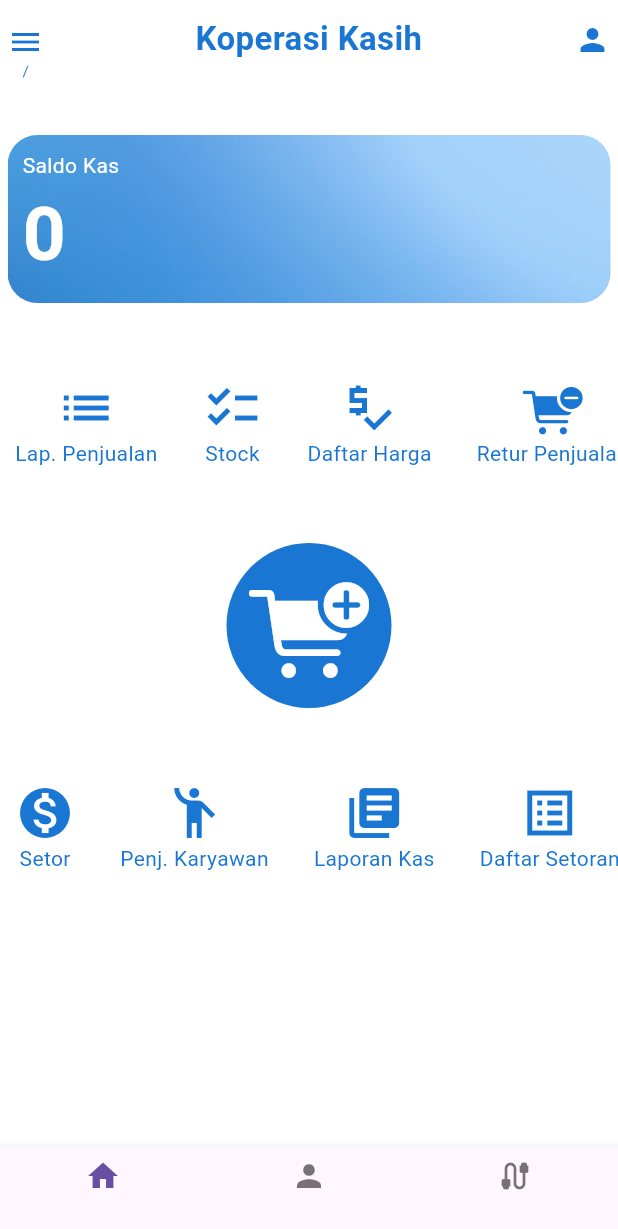
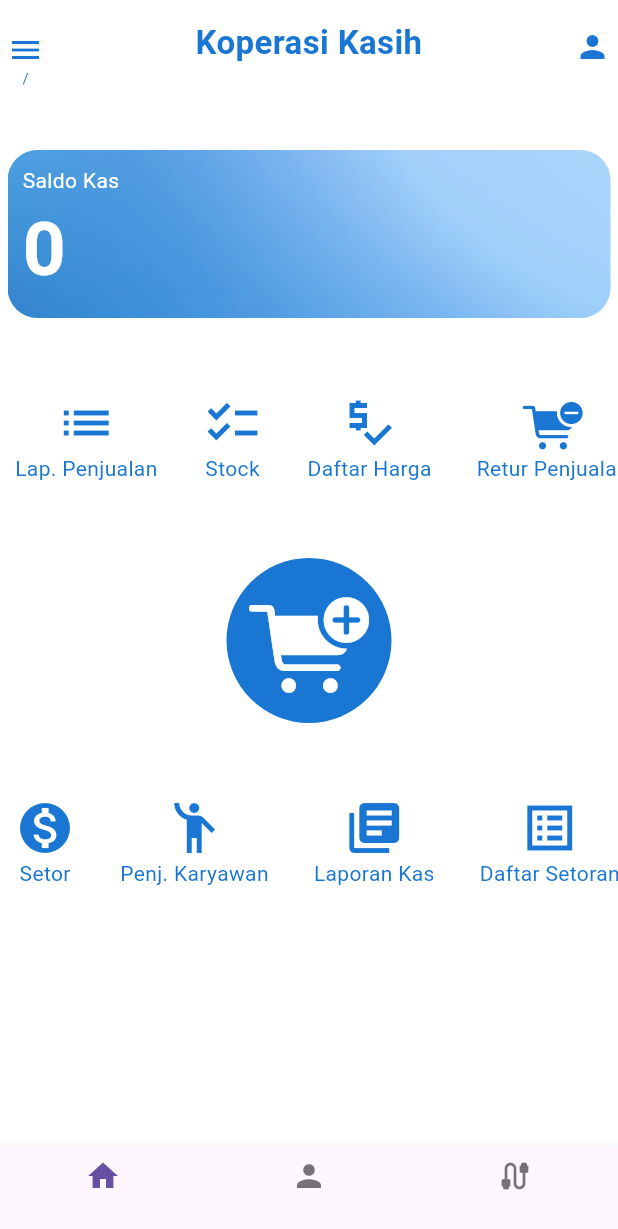
Before and after one commit to nugmoris/pos, a Flutter app: the HomeSalesPage screen opened directly with empty values, on a phone screen of 412 x 824 dp. Shown: the top 1229 px of the screen. Run offline on Flutter 3.47's test engine with Material 3 defaults, Android fonts, the phone set to English and light mode, and no system bars; our stand-ins replace google_fonts; missing offline and left inert: android_id, barcode_scan2, blue_thermal_printer, ota_update; network calls fail; statements that could not run were skipped.

```diff
--- a/lib/home.dart
+++ b/lib/home.dart
@@ -104,6 +104,7 @@ class _HomeSalesPageState extends State<HomeSalesPage> {
               // Baris pertama
               Padding(
                 padding: const EdgeInsets.symmetric(horizontal: 5, vertical: 10),
+                //header
                 child: Row(
                   mainAxisAlignment: MainAxisAlignment.spaceBetween,
                   children: [
@@ -167,11 +168,12 @@ class _HomeSalesPageState extends State<HomeSalesPage> {
                     ),
                     Container(
                       width: 250,
-                      height: 50,
+                      height: 60,
                       color: Colors.transparent,
                       child: Column(
                         mainAxisAlignment: MainAxisAlignment.center,
                         children: [
+                          //Nama Company
                           Text(
                             'Koperasi Kasih',
                             style: GoogleFonts.leagueSpartan(
@@ -181,11 +183,12 @@ class _HomeSalesPageState extends State<HomeSalesPage> {
                             ),
                             textAlign: TextAlign.center,
                           ),
+                          // Nama Lokasi
                           Text(
                             widget.varnmlok,
                             style: GoogleFonts.quicksand(
                               color: Colors.blue[700],
-                              fontSize: 18,
+                              fontSize: 16,
                             ),
                             textAlign: TextAlign.center,
                           ),
@@ -215,6 +218,7 @@ class _HomeSalesPageState extends State<HomeSalesPage> {
                 ),
               ),
               // Baris kedua
+              // Saldo kas
               Padding(
                 padding: const EdgeInsets.symmetric(horizontal: 5, vertical: 20),
                 child: Row(
```
Also changed, not shown: lib/service.dart (+5 -2 lines).
